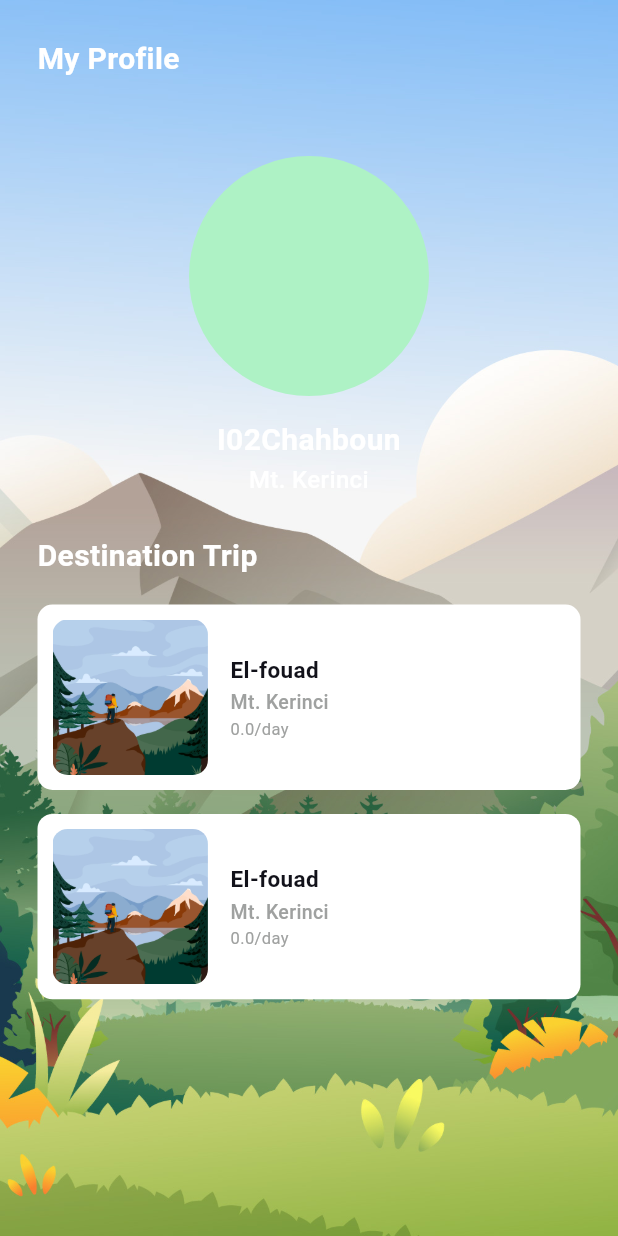
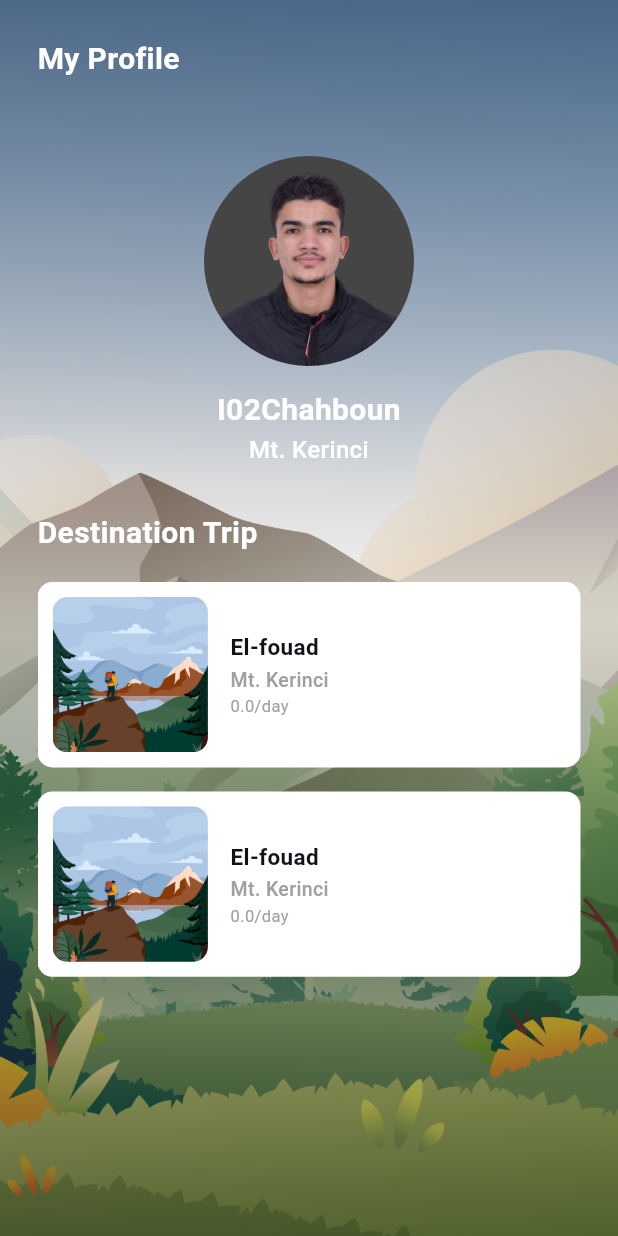
Before and after one commit to I02chahboun/flutter_responsive_template, a Flutter app: the Profile screen opened directly, on a phone screen of 412 x 824 dp. Run offline on Flutter 3.47's test engine with Material 2 defaults, Android fonts, the phone set to English and light mode, and no system bars.

Commit message:
add profile image & improve profile

```diff
--- a/lib/template/profile.dart
+++ b/lib/template/profile.dart
@@ -3,7 +3,9 @@ import 'package:responsive_home/constants/colors.dart';
 import 'package:responsive_home/constants/images.dart';
 import 'package:responsive_home/constants/styles.dart';
 import 'package:responsive_home/constants/texts.dart';
+import 'package:responsive_home/utils/extensions.dart';
 import 'package:responsive_home/widgets/destination_list_view.dart';
+import 'package:responsive_home/widgets/profile_image.dart';
 
 class Profile extends StatelessWidget {
   const Profile({super.key});
@@ -20,27 +22,36 @@ class Profile extends StatelessWidget {
                 image: DecorationImage(
                     image: AssetImage(AppAssets.storyNature1),
                     fit: BoxFit.cover)),
+            child: Container(
               padding: const EdgeInsets.all(25.0),
+              decoration: BoxDecoration(
+                gradient: Gradients.gradient,
+              ),
+              child: SingleChildScrollView(
                 child: Column(
                     crossAxisAlignment: CrossAxisAlignment.stretch,
                     children: [
                       Text(AppTexts.myProfile,
-                      style: TextStyles.title.copyWith(color: AppColors.white)),
+                          style: TextStyles.title
+                              .copyWith(color: AppColors.white)),
                       const SizedBox(height: 50),
-                  const CircleAvatar(
-                    radius: 80,
-                  ),
+                      const ProfileImage(),
                       const SizedBox(height: 15),
                       Text(AppTexts.userDev,
-                      style: TextStyles.title.copyWith(color: AppColors.white),
+                          style:
+                              TextStyles.title.copyWith(color: AppColors.white),
                           textAlign: TextAlign.center),
                       Text(AppTexts.nature1,
-                      style:
-                          TextStyles.subTitle.copyWith(color: AppColors.white),
+                          style: TextStyles.subTitle
+                              .copyWith(color: AppColors.white),
                           textAlign: TextAlign.center),
-                  const SizedBox(height: 25),
-                  const Expanded(child: DestinationListView()),
+                      const SizedBox(height: 30),
+                      SizedBox(
+                          height: context.height,
+                          child: const DestinationListView()),
                     ]),
+              ),
+            ),
           ),
         ),
       ),
--- /dev/null
+++ b/lib/widgets/profile_image.dart
@@ -0,0 +1,19 @@
+import 'package:flutter/material.dart';
+import 'package:responsive_home/constants/images.dart';
+
+class ProfileImage extends StatelessWidget {
+  const ProfileImage({super.key});
+
+  @override
+  Widget build(BuildContext context) {
+    return Container(
+      height: 140,
+      width: 140,
+      decoration: const BoxDecoration(
+        shape: BoxShape.circle,
+        image: DecorationImage(
+            image: AssetImage(AppAssets.profile), fit: BoxFit.contain),
+      ),
+    );
+  }
+}
```
Lines whose indentation alone changed are shown as unchanged.
